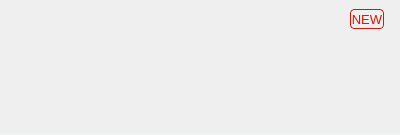
First picture: the form in src/MEGASync/gui/ui/AlertItem.ui, repository meganz/MEGAsync, before the edit.
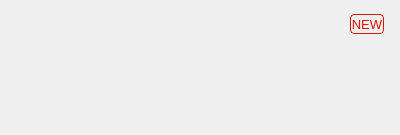
Second picture: the form after the edit. Icons and pictures are not drawn. Custom widgets are drawn as their Qt base class.

Diff of the .ui file:
```diff
--- a/src/MEGASync/gui/ui/AlertItem.ui
+++ b/src/MEGASync/gui/ui/AlertItem.ui
@@ -70,7 +70,7 @@
   </property>
   <layout class="QVBoxLayout" name="verticalLayout">
    <property name="spacing">
-    <number>11</number>
+    <number>0</number>
    </property>
    <property name="leftMargin">
     <number>0</number>
@@ -106,19 +106,19 @@
      </property>
      <layout class="QVBoxLayout" name="verticalLayout_2" stretch="0,0,1,0">
       <property name="spacing">
-       <number>0</number>
+       <number>4</number>
       </property>
       <property name="leftMargin">
        <number>16</number>
       </property>
       <property name="topMargin">
-       <number>7</number>
+       <number>12</number>
       </property>
       <property name="rightMargin">
        <number>16</number>
       </property>
       <property name="bottomMargin">
-       <number>7</number>
+       <number>12</number>
       </property>
       <item>
        <widget class="QWidget" name="wTitle" native="true">
```
